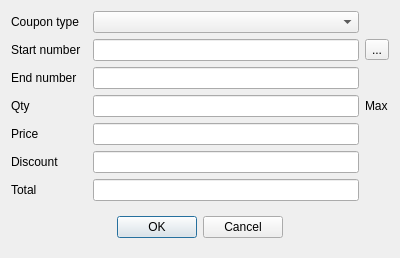
This is Resort/dlgcouponservicedocumentplus.ui in End1-1/Resort-2 as Qt 5 draws it before an edit. The edited form follows.
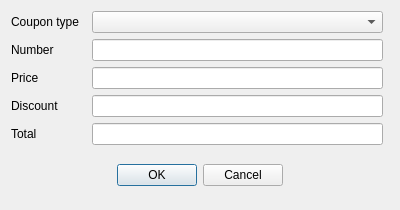
This is the edited form. Custom widgets are drawn as their Qt base class.

What changed in the file:
```diff
--- a/Resort/dlgcouponservicedocumentplus.ui
+++ b/Resort/dlgcouponservicedocumentplus.ui
@@ -7,122 +7,14 @@
     <x>0</x>
     <y>0</y>
     <width>400</width>
-    <height>241</height>
+    <height>210</height>
    </rect>
   </property>
   <property name="windowTitle">
    <string>Coupon</string>
   </property>
   <layout class="QGridLayout" name="gridLayout">
-   <item row="0" column="2">
-    <widget class="QComboBox" name="cbType"/>
-   </item>
-   <item row="2" column="0">
-    <widget class="QLabel" name="label_3">
-     <property name="text">
-      <string>End number</string>
-     </property>
-    </widget>
-   </item>
-   <item row="1" column="3">
-    <widget class="QToolButton" name="btnFirstNumber">
-     <property name="focusPolicy">
-      <enum>Qt::NoFocus</enum>
-     </property>
-     <property name="text">
-      <string>...</string>
-     </property>
-    </widget>
-   </item>
-   <item row="3" column="2">
-    <widget class="EQLineEdit" name="leQty"/>
-   </item>
-   <item row="2" column="2">
-    <widget class="QLineEdit" name="leEndNumber">
-     <property name="focusPolicy">
-      <enum>Qt::NoFocus</enum>
-     </property>
-     <property name="readOnly">
-      <bool>true</bool>
-     </property>
-    </widget>
-   </item>
-   <item row="0" column="0">
-    <widget class="QLabel" name="label">
-     <property name="text">
-      <string>Coupon type</string>
-     </property>
-    </widget>
-   </item>
-   <item row="3" column="0">
-    <widget class="QLabel" name="label_4">
-     <property name="text">
-      <string>Qty</string>
-     </property>
-    </widget>
-   </item>
-   <item row="4" column="0">
-    <widget class="QLabel" name="label_5">
-     <property name="text">
-      <string>Price</string>
-     </property>
-    </widget>
-   </item>
-   <item row="1" column="0">
-    <widget class="QLabel" name="label_2">
-     <property name="text">
-      <string>Start number</string>
-     </property>
-    </widget>
-   </item>
-   <item row="1" column="2">
-    <widget class="QLineEdit" name="leStartNumber">
-     <property name="focusPolicy">
-      <enum>Qt::StrongFocus</enum>
-     </property>
-     <property name="readOnly">
-      <bool>false</bool>
-     </property>
-    </widget>
-   </item>
-   <item row="4" column="2">
-    <widget class="EQLineEdit" name="lePrice">
-     <property name="focusPolicy">
-      <enum>Qt::NoFocus</enum>
-     </property>
-     <property name="readOnly">
-      <bool>true</bool>
-     </property>
-    </widget>
-   </item>
-   <item row="5" column="2">
-    <widget class="EQLineEdit" name="leDiscount"/>
-   </item>
-   <item row="5" column="0">
-    <widget class="QLabel" name="label_6">
-     <property name="text">
-      <string>Discount</string>
-     </property>
-    </widget>
-   </item>
-   <item row="6" column="2">
-    <widget class="EQLineEdit" name="leTotal">
-     <property name="focusPolicy">
-      <enum>Qt::NoFocus</enum>
-     </property>
-     <property name="readOnly">
-      <bool>true</bool>
-     </property>
-    </widget>
-   </item>
-   <item row="6" column="0">
-    <widget class="QLabel" name="label_7">
-     <property name="text">
-      <string>Total</string>
-     </property>
-    </widget>
-   </item>
-   <item row="7" column="0" colspan="4">
+   <item row="5" column="0" colspan="4">
     <widget class="QWidget" name="widget" native="true">
      <layout class="QHBoxLayout" name="horizontalLayout">
       <item>
@@ -168,10 +60,74 @@
      </layout>
     </widget>
    </item>
-   <item row="3" column="3">
-    <widget class="QLabel" name="lbMax">
+   <item row="2" column="2">
+    <widget class="EQLineEdit" name="lePrice">
+     <property name="focusPolicy">
+      <enum>Qt::FocusPolicy::NoFocus</enum>
+     </property>
+     <property name="readOnly">
+      <bool>true</bool>
+     </property>
+    </widget>
+   </item>
+   <item row="3" column="0">
+    <widget class="QLabel" name="label_6">
      <property name="text">
-      <string>Max</string>
+      <string>Discount</string>
+     </property>
+    </widget>
+   </item>
+   <item row="4" column="2">
+    <widget class="EQLineEdit" name="leTotal">
+     <property name="focusPolicy">
+      <enum>Qt::FocusPolicy::NoFocus</enum>
+     </property>
+     <property name="readOnly">
+      <bool>true</bool>
+     </property>
+    </widget>
+   </item>
+   <item row="2" column="0">
+    <widget class="QLabel" name="label_5">
+     <property name="text">
+      <string>Price</string>
+     </property>
+    </widget>
+   </item>
+   <item row="1" column="0">
+    <widget class="QLabel" name="label_2">
+     <property name="text">
+      <string>Number</string>
+     </property>
+    </widget>
+   </item>
+   <item row="0" column="0">
+    <widget class="QLabel" name="label">
+     <property name="text">
+      <string>Coupon type</string>
+     </property>
+    </widget>
+   </item>
+   <item row="0" column="2">
+    <widget class="QComboBox" name="cbType"/>
+   </item>
+   <item row="4" column="0">
+    <widget class="QLabel" name="label_7">
+     <property name="text">
+      <string>Total</string>
+     </property>
+    </widget>
+   </item>
+   <item row="3" column="2">
+    <widget class="EQLineEdit" name="leDiscount"/>
+   </item>
+   <item row="1" column="2">
+    <widget class="EQLineEdit" name="leStartNumber">
+     <property name="focusPolicy">
+      <enum>Qt::FocusPolicy::StrongFocus</enum>
+     </property>
+     <property name="readOnly">
+      <bool>false</bool>
      </property>
     </widget>
    </item>
```
Left out of the diff: 11 changed lines with no effect on the pictures.
